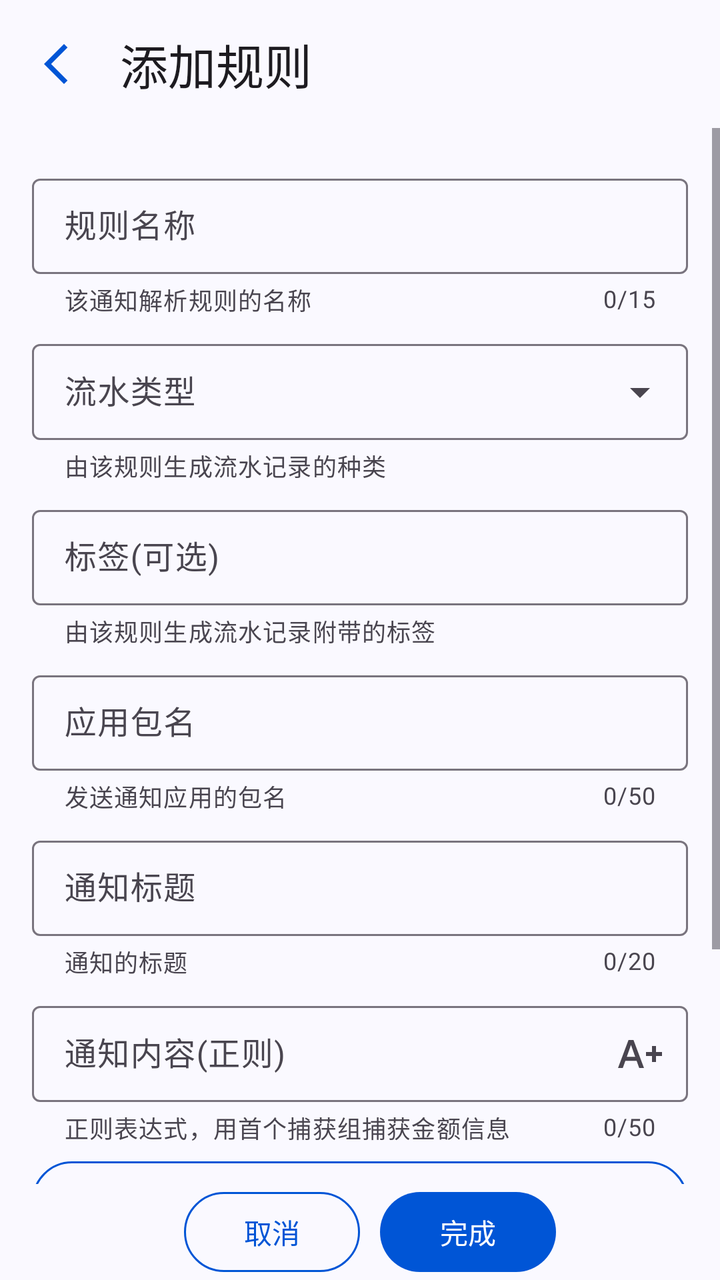
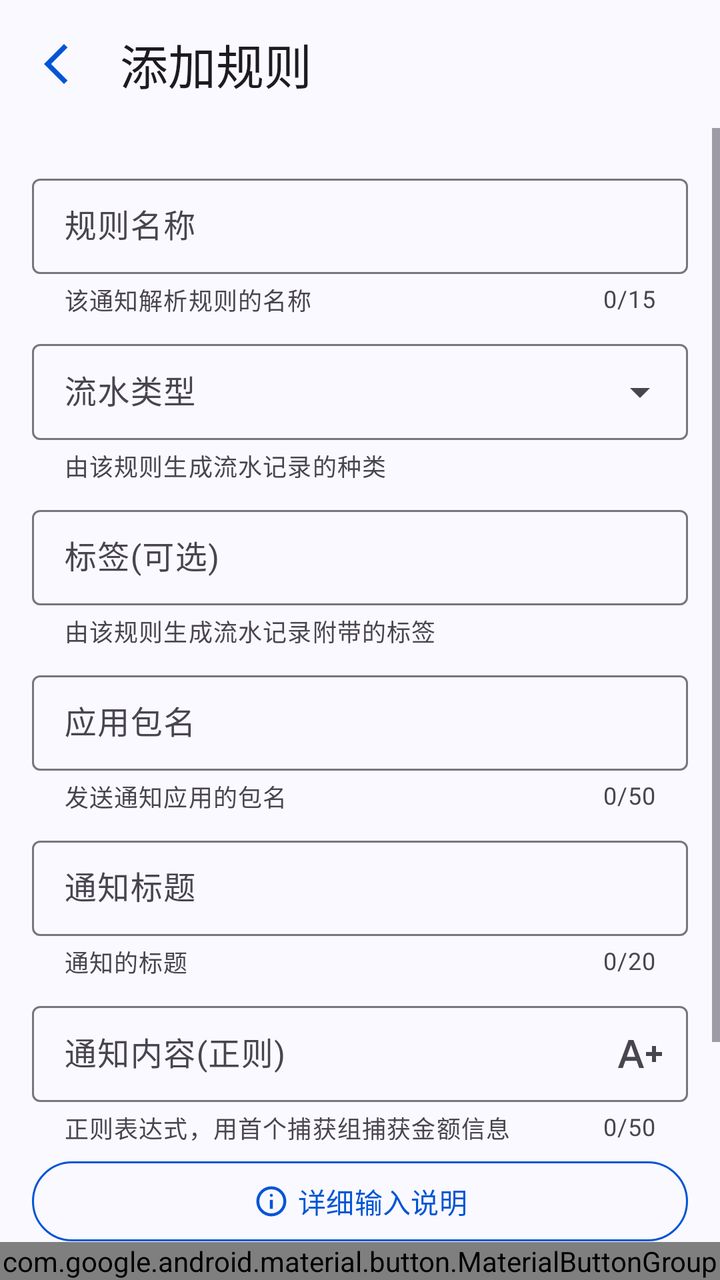

Two renders of the same Android screen: before a commit and after it. Below are the layout's source before the change and the commit's diff.
<!-- AndroidManifest.xml: application theme Theme.ManagerAssistant.Static -->
<!-- res/layout/activity_rule_add_modify.xml -->
<androidx.constraintlayout.widget.ConstraintLayout xmlns:android="http://schemas.android.com/apk/res/android"
    xmlns:app="http://schemas.android.com/apk/res-auto"
    xmlns:tools="http://schemas.android.com/tools"
    style="@style/CommonPageStyle"
    android:layout_width="match_parent"
    android:layout_height="match_parent"
    android:orientation="vertical"
    tools:context=".ui.pages.bookkeeping.notification_analysis.rule_edit.RuleAddModifyActivity">

    <com.google.android.material.appbar.MaterialToolbar
        android:id="@+id/toolbar"
        android:layout_width="match_parent"
        android:layout_height="?attr/actionBarSize"
        app:layout_constraintEnd_toEndOf="parent"
        app:layout_constraintStart_toStartOf="parent"
        app:layout_constraintTop_toTopOf="parent"
        app:title="@string/add_rule" />

    <ScrollView
        android:id="@+id/scroll_view"
        android:layout_width="match_parent"
        android:layout_height="0dp"
        app:layout_constraintBottom_toTopOf="@id/btn_card_view"
        app:layout_constraintTop_toBottomOf="@id/toolbar">

        <LinearLayout
            android:layout_width="match_parent"
            android:layout_height="wrap_content"
            android:orientation="vertical"
            android:padding="16sp">

            <com.google.android.material.textfield.TextInputLayout
                android:id="@+id/rule_name_layout"
                style="@style/CommonTextInputLayoutStyle"
                android:layout_width="match_parent"
                android:layout_height="wrap_content"
                app:counterMaxLength="15"
                app:endIconDrawable="@drawable/baseline_clear_24"
                app:endIconMode="clear_text"
                app:helperText="@string/rule_name_help_text">

                <com.google.android.material.textfield.TextInputEditText
                    android:id="@+id/rule_name_input"
                    style="@style/UserInputEditTextStyle"
                    android:layout_width="match_parent"
                    android:layout_height="match_parent"
                    android:hint="@string/rule_name" />
            </com.google.android.material.textfield.TextInputLayout>

            <com.google.android.material.textfield.TextInputLayout
                style="@style/DropdownMenuTextInputLayoutStyle"
                android:layout_width="match_parent"
                android:layout_height="wrap_content"
                app:helperText="@string/rule_account_type_help">

                <com.google.android.material.textfield.MaterialAutoCompleteTextView
                    android:id="@+id/type_input"
                    style="@style/UneditableAutoCompleteTextViewStyle"
                    android:layout_width="match_parent"
                    android:layout_height="match_parent"
                    android:hint="@string/running_account_type"
                    android:inputType="none" />
            </com.google.android.material.textfield.TextInputLayout>

            <LinearLayout
                android:id="@+id/transfer_input_layout"
                android:layout_width="match_parent"
                android:layout_height="wrap_content"
                android:orientation="vertical"
                android:visibility="gone">

                <com.google.android.material.textfield.TextInputLayout
                    android:id="@+id/export_account_layout"
                    style="@style/DropdownMenuTextInputLayoutStyle"
                    android:layout_width="match_parent"
                    android:layout_height="wrap_content"
                    android:hint="@string/export_account"
                    app:counterMaxLength="20"
                    app:helperText="@string/account_export_help">

                    <com.google.android.material.textfield.MaterialAutoCompleteTextView
                        android:id="@+id/export_account_input"
                        style="@style/EditableAutoCompleteTextViewStyle"
                        android:layout_width="match_parent"
                        android:layout_height="wrap_content" />
                </com.google.android.material.textfield.TextInputLayout>

                <com.google.android.material.textfield.TextInputLayout
                    android:id="@+id/import_account_layout"
                    style="@style/DropdownMenuTextInputLayoutStyle"
                    android:layout_width="match_parent"
                    android:layout_height="wrap_content"
                    android:hint="@string/import_account"
                    app:counterMaxLength="20"
                    app:helperText="@string/account_import_help">

                    <com.google.android.material.textfield.MaterialAutoCompleteTextView
                        android:id="@+id/import_account_input"
                        style="@style/EditableAutoCompleteTextViewStyle"
                        android:layout_width="match_parent"
                        android:layout_height="wrap_content" />
                </com.google.android.material.textfield.TextInputLayout>
            </LinearLayout>

            <com.google.android.material.textfield.TextInputLayout
                style="@style/CommonTextInputLayoutStyle"
                android:layout_width="match_parent"
                android:layout_height="wrap_content"
                app:counterEnabled="false"
                app:helperText="@string/rule_tag_help">

                <com.google.android.material.textfield.MaterialAutoCompleteTextView
                    android:id="@+id/tag_name_input"
                    style="@style/UneditableAutoCompleteTextViewStyle"
                    android:layout_width="match_parent"
                    android:layout_height="match_parent"
                    android:hint="@string/tag_optional" />
            </com.google.android.material.textfield.TextInputLayout>

            <com.google.android.material.textfield.TextInputLayout
                android:id="@+id/package_name_layout"
                style="@style/CommonTextInputLayoutStyle"
                android:layout_width="match_parent"
                android:layout_height="wrap_content"
                app:counterMaxLength="50"
                app:helperText="@string/rule_package_name_help">

                <com.google.android.material.textfield.MaterialAutoCompleteTextView
                    android:id="@+id/package_name_input"
                    style="@style/UneditableAutoCompleteTextViewStyle"
                    android:layout_width="match_parent"
                    android:layout_height="match_parent"
                    android:hint="@string/package_name" />
            </com.google.android.material.textfield.TextInputLayout>

            <com.google.android.material.textfield.TextInputLayout
                android:id="@+id/notification_title_layout"
                style="@style/CommonTextInputLayoutStyle"
                android:layout_width="match_parent"
                android:layout_height="wrap_content"
                app:counterMaxLength="20"
                app:endIconDrawable="@drawable/baseline_clear_24"
                app:endIconMode="clear_text"
                app:helperText="@string/rule_notification_title_help">

                <com.google.android.material.textfield.TextInputEditText
                    android:id="@+id/notification_title_input"
                    style="@style/UserInputEditTextStyle"
                    android:layout_width="match_parent"
                    android:layout_height="match_parent"
                    android:hint="@string/notification_title" />
            </com.google.android.material.textfield.TextInputLayout>

            <com.google.android.material.textfield.TextInputLayout
                android:id="@+id/notification_content_layout"
                style="@style/CommonTextInputLayoutStyle"
                android:layout_width="match_parent"
                android:layout_height="wrap_content"
                app:counterMaxLength="50"
                app:endIconDrawable="@drawable/outline_text_increase_24"
                app:endIconMode="custom"
                app:helperText="@string/rule_notification_content_help">

                <com.google.android.material.textfield.TextInputEditText
                    android:id="@+id/notification_content_input"
                    style="@style/UserInputEditTextStyle"
                    android:layout_width="match_parent"
                    android:layout_height="match_parent"
                    android:hint="@string/notification_content_regex"
                    android:maxLength="50" />
            </com.google.android.material.textfield.TextInputLayout>

            <com.google.android.material.button.MaterialButton
                android:id="@+id/input_instruction_btn"
                style="@style/OutlinedBtnStyle"
                android:layout_width="match_parent"
                android:layout_height="wrap_content"
                android:layout_marginStart="0dp"
                android:layout_marginEnd="0dp"
                android:text="@string/input_instruction"
                app:icon="@drawable/outline_info_24"
                app:iconGravity="textStart" />

            <com.google.android.material.textview.MaterialTextView
                style="@style/TipTextViewStyle"
                android:layout_width="match_parent"
                android:layout_height="wrap_content"
                android:text="@string/analysis_rule_tip" />
        </LinearLayout>
    </ScrollView>

    <com.google.android.material.card.MaterialCardView
        android:id="@+id/btn_card_view"
        style="@style/BottomRightAngleCardStyle"
        android:layout_width="match_parent"
        android:layout_height="wrap_content"
        app:layout_constraintBottom_toBottomOf="parent">

        <LinearLayout
            android:layout_width="match_parent"
            android:layout_height="match_parent"
            android:gravity="center"
            android:orientation="horizontal">

            <com.google.android.material.button.MaterialButton
                android:id="@+id/delete_btn"
                style="@style/OutlinedBtnStyle"
                android:layout_width="wrap_content"
                android:layout_height="wrap_content"
                android:text="@string/delete"
                android:visibility="gone" />

            <com.google.android.material.button.MaterialButton
                android:id="@+id/cancel_btn"
                style="@style/OutlinedBtnStyle"
                android:layout_width="wrap_content"
                android:layout_height="wrap_content"
                android:text="@string/cancel" />

            <com.google.android.material.button.MaterialButton
                android:id="@+id/finish_btn"
                style="@style/CommonBtnStyle"
                android:layout_width="wrap_content"
                android:layout_height="wrap_content"
                android:text="@string/finish" />
        </LinearLayout>
    </com.google.android.material.card.MaterialCardView>
</androidx.constraintlayout.widget.ConstraintLayout>
<!-- resources referenced by this layout -->
<resources>
  <string name="account_export_help">您名下的转出账户名称</string>
  <string name="account_import_help">您名下的转入账户名称</string>
  <string name="add_rule">添加规则</string>
  <string name="analysis_rule_tip">推荐执行以下操作使通知监听更加稳定：\n1.授予自启动权限(如果有该权限设置)\n2.在最近任务中锁定本应用\n3.在该软件设置界面将电池优化设置为“无限制”</string>
  <string name="cancel">取消</string>
  <string name="delete">删除</string>
  <string name="export_account">转出账户</string>
  <string name="finish">完成</string>
  <string name="import_account">转入账户</string>
  <string name="input_instruction">详细输入说明</string>
  <string name="notification_content_regex">通知内容(正则)</string>
  <string name="notification_title">通知标题</string>
  <string name="package_name">应用包名</string>
  <string name="rule_account_type_help">由该规则生成流水记录的种类</string>
  <string name="rule_name">规则名称</string>
  <string name="rule_name_help_text">该通知解析规则的名称</string>
  <string name="rule_notification_content_help">正则表达式，用首个捕获组捕获金额信息</string>
  <string name="rule_notification_title_help">通知的标题</string>
  <string name="rule_package_name_help">发送通知应用的包名</string>
  <string name="rule_tag_help">由该规则生成流水记录附带的标签</string>
  <string name="running_account_type">流水类型</string>
  <string name="tag_optional">标签(可选)</string>
  <style name="BottomRightAngleCardStyle" parent="CardStyleBase">
          <item name="cardCornerRadius">0dp</item>
          <item name="cardBackgroundColor">@android:color/transparent</item>
      </style>
  <style name="CommonPageStyle">
          <item name="android:fitsSystemWindows">true</item>
          <item name="android:background">?attr/colorSurface</item>
      </style>
  <style name="CommonTextInputLayoutStyle" parent="Widget.Material3.TextInputLayout.OutlinedBox.Dense">
          <item name="errorEnabled">true</item>
          <item name="counterEnabled">true</item>
          <item name="helperTextEnabled">true</item>
          <item name="android:layout_marginTop">4dp</item>
          <item name="android:layout_marginBottom">4dp</item>
      </style>
  <style name="DropdownMenuTextInputLayoutStyle" parent="Widget.Material3.TextInputLayout.OutlinedBox.Dense.ExposedDropdownMenu">
          <item name="errorEnabled">true</item>
          <item name="helperTextEnabled">true</item>
          <item name="android:layout_marginTop">4dp</item>
          <item name="android:layout_marginBottom">4dp</item>
      </style>
  <style name="EditableAutoCompleteTextViewStyle" parent="UneditableAutoCompleteTextViewStyle">
          <item name="android:inputType">text</item>
          <item name="maxLines">1</item>
      </style>
  <style name="UneditableAutoCompleteTextViewStyle" parent="Widget.Material3.AutoCompleteTextView.OutlinedBox.Dense">
          <item name="android:inputType">none</item>
          <item name="maxLines">1</item>
          <item name="android:textColorHighlight">?attr/colorControlHighlight</item>
      </style>
  <style name="UserInputEditTextStyle" parent="Widget.Material3.TextInputEditText.OutlinedBox.Dense">
          <item name="android:inputType">text</item>
          <item name="android:textColorHighlight">?attr/colorSurfaceVariant</item>
          <item name="android:maxLength">20</item>
      </style>
  <style name="CardStyleBase" parent="Widget.Material3.CardView.Filled">
          <item name="cardBackgroundColor">@color/card_background_color</item>
      </style>
  <color name="color_primary">#0055d6</color>
  <color name="color_on_primary">#ffffff</color>
  <color name="color_primary_container">#d8e1fe</color>
  <color name="color_secondary_container">#e0e1ff</color>
  <color name="color_surface">#faf9ff</color>
  <color name="color_surface_container">#ebedfa</color>
  <color name="color_surface_container_low">#edeffc</color>
  <!-- unchanged entries left out for length: 9 -->
</resources>

<!-- the commit's change to res/layout/activity_rule_add_modify.xml (unified diff, before → after) -->
@@ -20,7 +20,7 @@
         android:id="@+id/scroll_view"
         android:layout_width="match_parent"
         android:layout_height="0dp"
-        app:layout_constraintBottom_toTopOf="@id/btn_card_view"
+        app:layout_constraintBottom_toTopOf="@id/bottom_btn_group"
         app:layout_constraintTop_toBottomOf="@id/toolbar">
 
         <LinearLayout
@@ -189,40 +189,33 @@
         </LinearLayout>
     </ScrollView>
 
-    <com.google.android.material.card.MaterialCardView
-        android:id="@+id/btn_card_view"
-        style="@style/BottomRightAngleCardStyle"
+    <com.google.android.material.button.MaterialButtonGroup
+        android:id="@+id/bottom_btn_group"
         android:layout_width="match_parent"
         android:layout_height="wrap_content"
+        android:gravity="center_horizontal"
         app:layout_constraintBottom_toBottomOf="parent">
 
-        <LinearLayout
-            android:layout_width="match_parent"
-            android:layout_height="match_parent"
-            android:gravity="center"
-            android:orientation="horizontal">
-
-            <com.google.android.material.button.MaterialButton
-                android:id="@+id/delete_btn"
-                style="@style/OutlinedBtnStyle"
-                android:layout_width="wrap_content"
-                android:layout_height="wrap_content"
-                android:text="@string/delete"
-                android:visibility="gone" />
-
-            <com.google.android.material.button.MaterialButton
-                android:id="@+id/cancel_btn"
-                style="@style/OutlinedBtnStyle"
-                android:layout_width="wrap_content"
-                android:layout_height="wrap_content"
-                android:text="@string/cancel" />
-
-            <com.google.android.material.button.MaterialButton
-                android:id="@+id/finish_btn"
-                style="@style/CommonBtnStyle"
-                android:layout_width="wrap_content"
-                android:layout_height="wrap_content"
-                android:text="@string/finish" />
-        </LinearLayout>
-    </com.google.android.material.card.MaterialCardView>
+        <com.google.android.material.button.MaterialButton
+            android:id="@+id/delete_btn"
+            style="@style/OutlinedBtnStyle"
+            android:layout_width="wrap_content"
+            android:layout_height="wrap_content"
+            android:text="@string/delete"
+            android:visibility="gone" />
+
+        <com.google.android.material.button.MaterialButton
+            android:id="@+id/cancel_btn"
+            style="@style/OutlinedBtnStyle"
+            android:layout_width="wrap_content"
+            android:layout_height="wrap_content"
+            android:text="@string/cancel" />
+
+        <com.google.android.material.button.MaterialButton
+            android:id="@+id/finish_btn"
+            style="@style/CommonBtnStyle"
+            android:layout_width="wrap_content"
+            android:layout_height="wrap_content"
+            android:text="@string/finish" />
+    </com.google.android.material.button.MaterialButtonGroup>
 </androidx.constraintlayout.widget.ConstraintLayout>
<!-- resource entries referenced after the edit -->
@@ -22,10 +22,6 @@
   <string name="rule_tag_help">由该规则生成流水记录附带的标签</string>
   <string name="running_account_type">流水类型</string>
   <string name="tag_optional">标签(可选)</string>
-  <style name="BottomRightAngleCardStyle" parent="CardStyleBase">
-          <item name="cardCornerRadius">0dp</item>
-          <item name="cardBackgroundColor">@android:color/transparent</item>
-      </style>
   <style name="CommonPageStyle">
           <item name="android:fitsSystemWindows">true</item>
           <item name="android:background">?attr/colorSurface</item>
@@ -57,9 +53,6 @@
           <item name="android:textColorHighlight">?attr/colorSurfaceVariant</item>
           <item name="android:maxLength">20</item>
       </style>
-  <style name="CardStyleBase" parent="Widget.Material3.CardView.Filled">
-          <item name="cardBackgroundColor">@color/card_background_color</item>
-      </style>
   <color name="color_primary">#0055d6</color>
   <color name="color_on_primary">#ffffff</color>
   <color name="color_primary_container">#d8e1fe</color>
